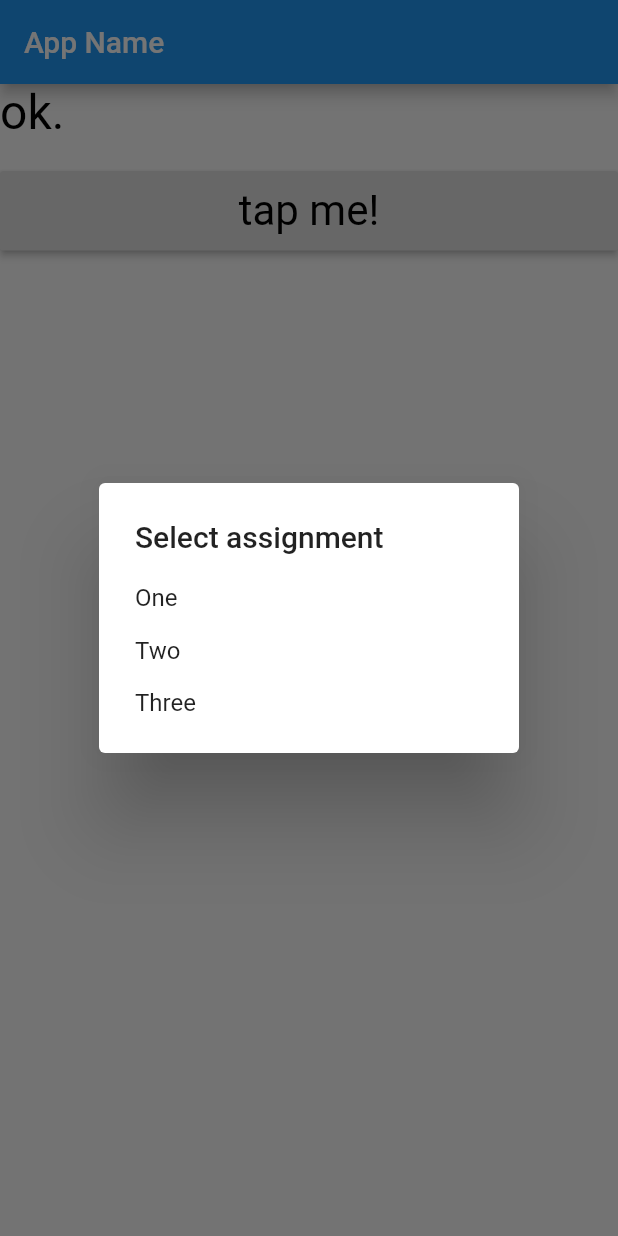
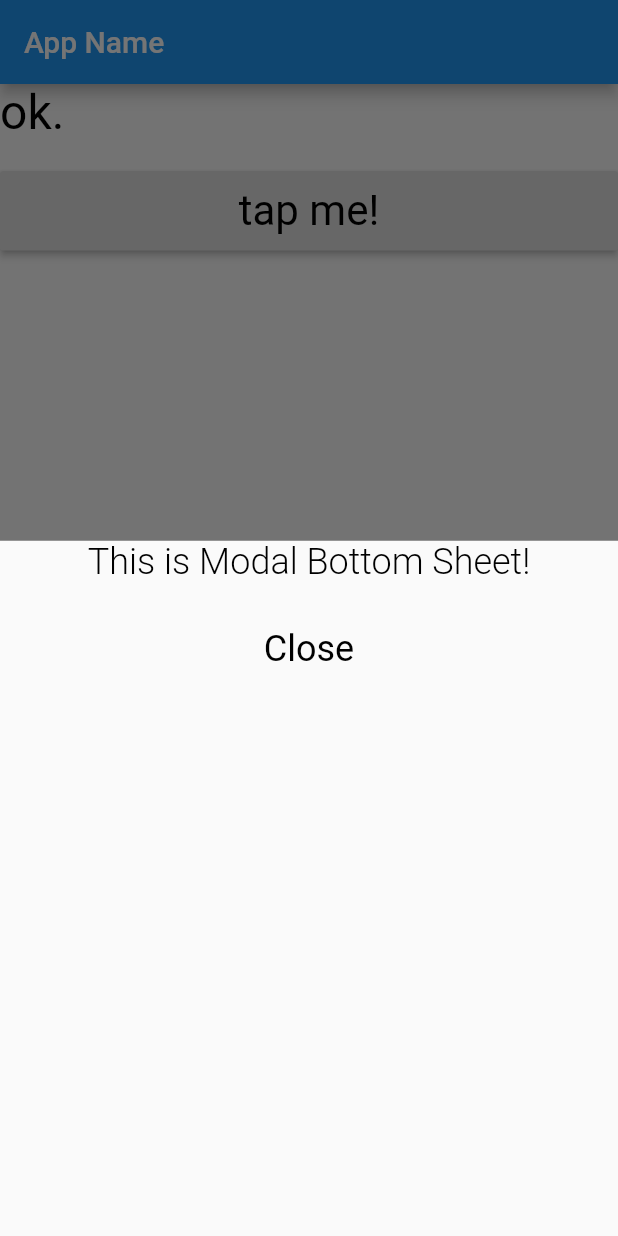
Before and after one commit to mouchi717/flutter_app_intro, a Flutter app: the screen it shows after launch, after a tap on "tap me!", on a phone screen of 412 x 824 dp. Run offline on Flutter 3.47's test engine with Material 2 defaults, Android fonts, the phone set to English and light mode, and no system bars.

Commit message:
リスト4-20 showModalBottomSheetを利用する

```diff
--- a/lib/4-3/main.dart
+++ b/lib/4-3/main.dart
@@ -76,22 +76,31 @@ class _MyHomePageState extends State<MyHomePage> {
   }
 
   void buttonPressed() {
-    showDialog(
+    showModalBottomSheet(
       context: context,
-      builder: (BuildContext context) => SimpleDialog (
-        title: const Text("Select assignment"),
+      builder: (BuildContext context) => Column (
         children: <Widget>[
-          SimpleDialogOption(
-            onPressed: () => Navigator.pop<String>(context, 'One'),
-            child: const Text('One'),
+          Text('This is Modal Bottom Sheet!',
+            style: TextStyle(
+              fontSize: 24.0,
+              fontWeight: FontWeight.w300,
+              color: Colors.black,
+            ),
           ),
-          SimpleDialogOption(
-            onPressed: () => Navigator.pop<String>(context, 'Two'),
-            child: const Text('Two'),
+
+          Padding(
+            padding: EdgeInsets.all(10.0),
           ),
-          SimpleDialogOption(
-            onPressed: () => Navigator.pop<String>(context, 'Three'),
-            child: const Text('Three'),
+
+          FlatButton(
+            onPressed: () => Navigator.pop<String>(context, 'Close'),
+            child: Text('Close',
+              style: TextStyle(
+                fontSize: 24.0,
+                fontWeight: FontWeight.w400,
+                color: Colors.black,
+              ),
+            ),
           ),
         ],
       ),
```
